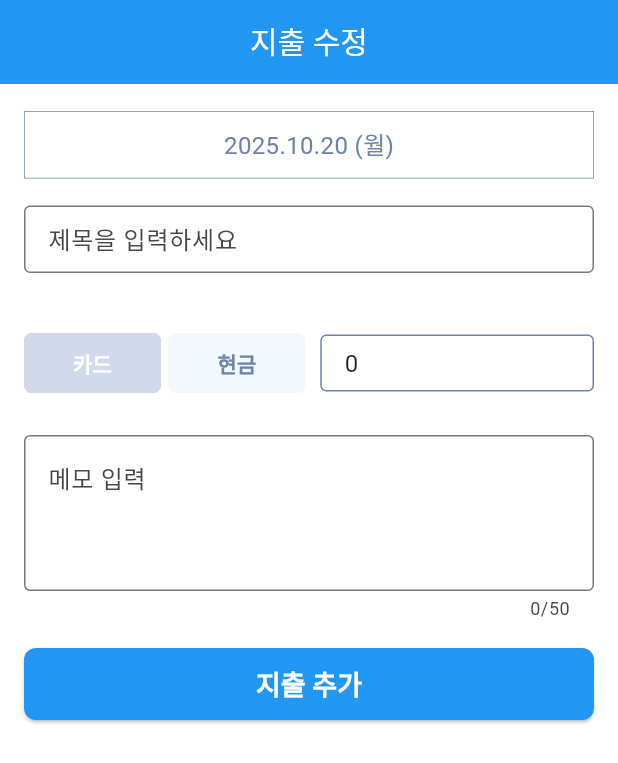
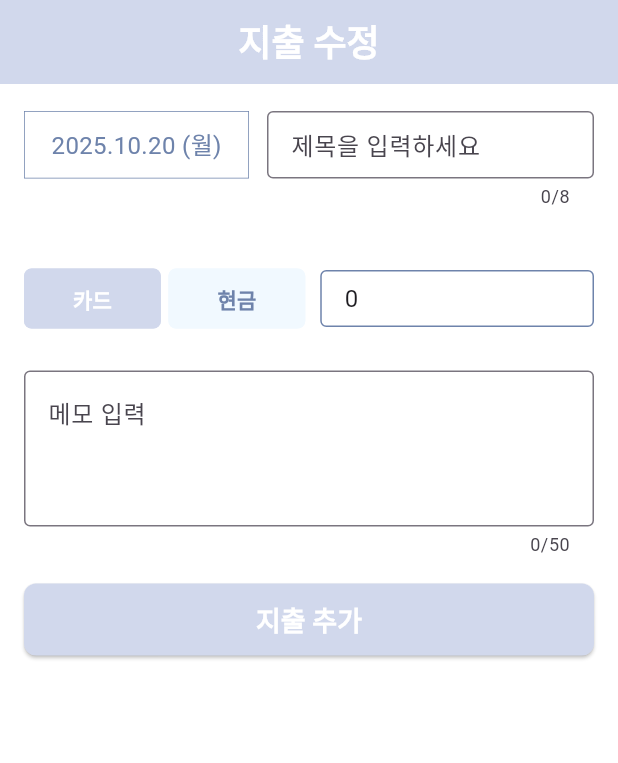
Before and after one commit to gaeunpark7/lets-grow-wallet, a Flutter app: the EditExpensePage screen opened directly with empty values, on a phone screen of 412 x 824 dp. Shown: the top 763 px of the screen. Run offline on Flutter 3.47's test engine with Material 3 defaults, Android fonts, the light colour scheme and no system bars; our stand-ins replace fl_chart, flutter_dotenv, flutter_riverpod, riverpod, supabase_flutter, table_calendar; accounts and stored records are empty; network calls fail.

Commit message:
소비/지출 ui 수정

```diff
--- a/lib/features/account_book/add_transactions/screens/add_expense_page.dart
+++ b/lib/features/account_book/add_transactions/screens/add_expense_page.dart
@@ -150,6 +150,7 @@ class _AddExpensePageState extends State<AddExpensePage> {
                 const SizedBox(height: 18),
                 // 날짜 선택
                 Row(
+                  crossAxisAlignment: CrossAxisAlignment.start,
                   children: [
                     SizedBox(
                       width: 150,
@@ -188,7 +189,9 @@ class _AddExpensePageState extends State<AddExpensePage> {
                             vertical: 10,
                             horizontal: 12,
                           ),
+                          counterText: '', // 카운터 제거로 높이 변경 방지, 어떻게 할지.
                         ),
+                        maxLength: 8,
                       ),
                     ),
                   ],
--- a/lib/features/account_book/add_transactions/screens/edit_expense_page.dart
+++ b/lib/features/account_book/add_transactions/screens/edit_expense_page.dart
@@ -9,6 +9,7 @@ import 'package:lets_grow_wallet/features/main/widgets/date_selector.dart';
 import 'package:lets_grow_wallet/features/account_book/add_transactions/widgets/payment_amount_row.dart';
 import 'package:lets_grow_wallet/features/account_book/add_transactions/widgets/single_button.dart';
 import 'package:lets_grow_wallet/features/account_book/add_transactions/widgets/title_button.dart';
+import 'package:lets_grow_wallet/utils/colors.dart';
 import 'package:supabase_flutter/supabase_flutter.dart';
 import 'package:uuid/uuid.dart';
 import '../../model/transaction_model.dart';
@@ -86,14 +87,12 @@ class _EditExpensePageState extends State<EditExpensePage> {
         return Theme(
           data: Theme.of(context).copyWith(
             colorScheme: ColorScheme.light(
-              primary: Colors.blue.shade400,
+              primary: MainColors.mainLight,
               onPrimary: Colors.white,
               onSurface: Colors.black87,
             ),
             textButtonTheme: TextButtonThemeData(
-              style: TextButton.styleFrom(
-                foregroundColor: Colors.blue.shade400,
-              ),
+              style: TextButton.styleFrom(foregroundColor: MainColors.mainDark),
             ),
           ),
           child: child!,
@@ -125,10 +124,14 @@ class _EditExpensePageState extends State<EditExpensePage> {
     return SafeArea(
       child: Scaffold(
         appBar: AppBar(
-          backgroundColor: Colors.blue,
+          backgroundColor: MainColors.mainLight,
           title: const Text(
             '지출 수정',
-            style: TextStyle(fontSize: 20, color: Colors.white),
+            style: TextStyle(
+              fontSize: 24,
+              color: Colors.white,
+              fontWeight: FontWeight.bold,
+            ),
           ),
           centerTitle: true,
           automaticallyImplyLeading: false,
@@ -141,16 +144,21 @@ class _EditExpensePageState extends State<EditExpensePage> {
               crossAxisAlignment: CrossAxisAlignment.start,
               children: [
                 const SizedBox(height: 18),
-                // 지출/수입 선택 (지출만 파란색)
-
                 // 날짜 선택
-                DateSelector(
+                Row(
+                  crossAxisAlignment: CrossAxisAlignment.start,
+                  children: [
+                    SizedBox(
+                      width: 150,
+                      child: DateSelector(
                         selectedDate: selectedDate,
                         onTap: () => _selectDate(context),
                       ),
-                const SizedBox(height: 18),
+                    ),
+                    const SizedBox(width: 12),
                     // 제목 입력
-                TextField(
+                    Expanded(
+                      child: TextField(
                         controller: titleController,
                         decoration: const InputDecoration(
                           border: OutlineInputBorder(),
@@ -161,7 +169,12 @@ class _EditExpensePageState extends State<EditExpensePage> {
                             horizontal: 12,
                           ),
                         ),
+                        maxLength: 8,
                       ),
+                    ),
+                  ],
+                ),
+
                 const SizedBox(height: 18),
                 // 카테고리 선택
                 CategorySelector(
@@ -203,7 +216,7 @@ class _EditExpensePageState extends State<EditExpensePage> {
                   height: 48,
                   child: ElevatedButton(
                     style: ElevatedButton.styleFrom(
-                      backgroundColor: Colors.blue,
+                      backgroundColor: MainColors.mainLight,
                       foregroundColor: Colors.white,
                       shape: RoundedRectangleBorder(
                         borderRadius: BorderRadius.circular(8),
```
Also changed, not shown: lib/features/account_book/add_transactions/screens/edit_income_page.dart (+22 -10 lines), lib/features/account_book/dashboard/widgets/floating_menu_button.dart (+7 -1 lines). Lines whose indentation alone changed are shown as unchanged.
